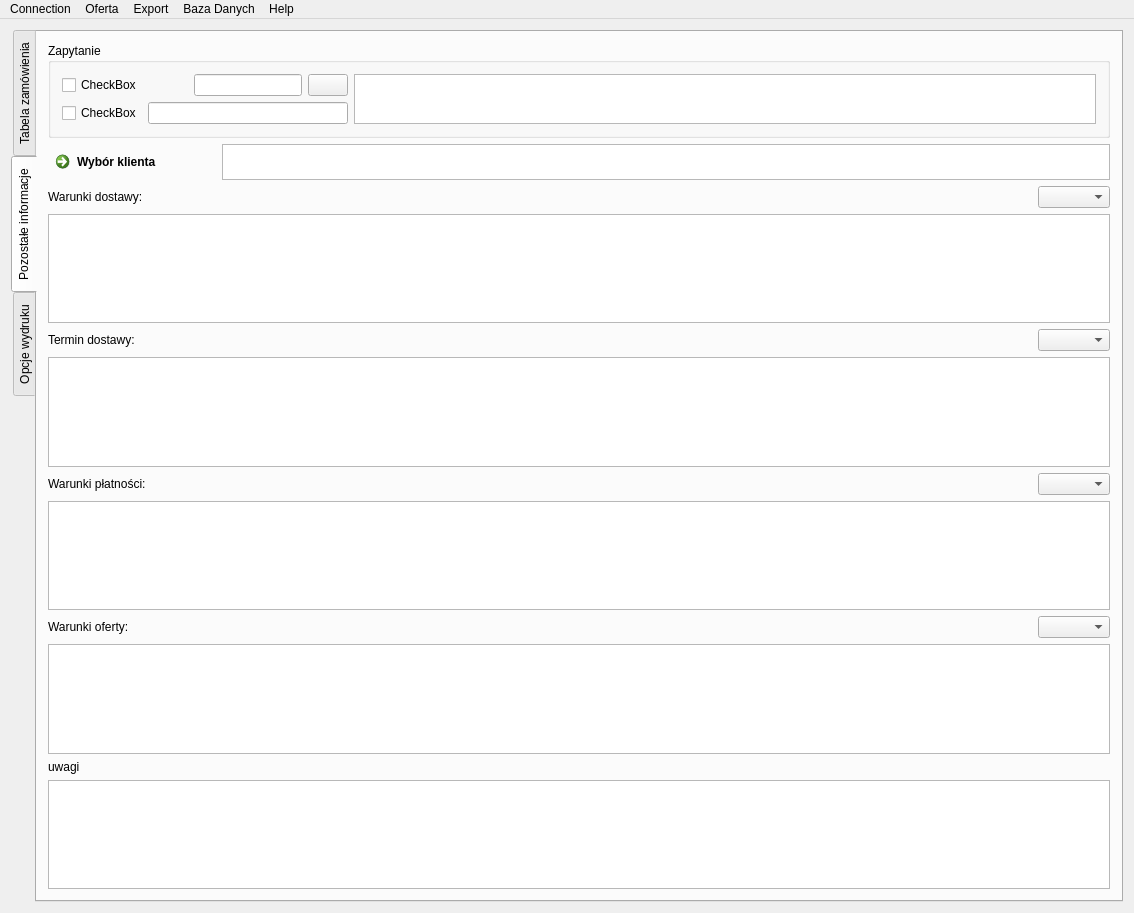
konserw/koferta, file MainWindow.ui: the form before one commit.
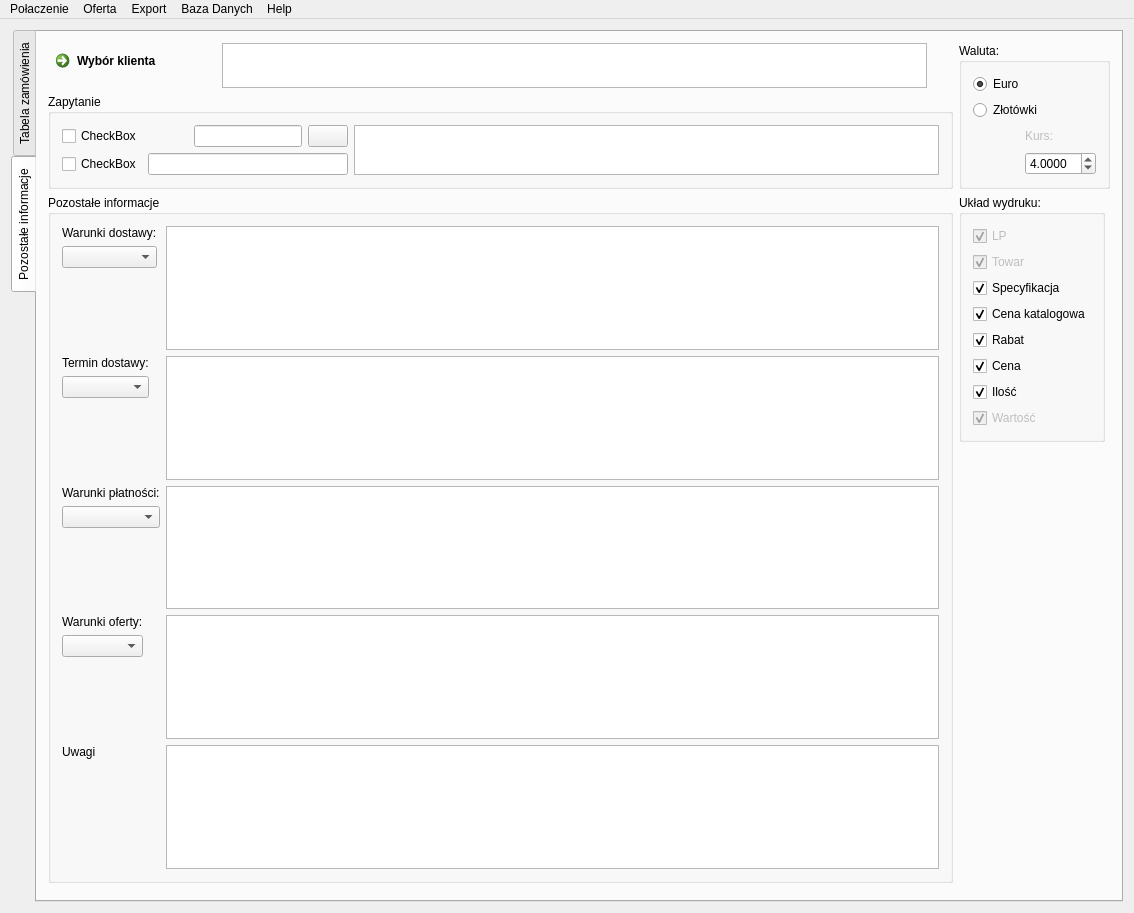
The form after the commit. The open tabs and pages were chosen to show the change. Icons and pictures are not drawn.

```diff
--- a/MainWindow.ui
+++ b/MainWindow.ui
@@ -25,7 +25,7 @@
        <enum>QTabWidget::West</enum>
       </property>
       <property name="currentIndex">
-       <number>0</number>
+       <number>1</number>
       </property>
       <widget class="QWidget" name="tab">
        <attribute name="title">
@@ -79,8 +79,122 @@
        <attribute name="title">
         <string>Pozostałe informacje</string>
        </attribute>
-       <layout class="QVBoxLayout" name="verticalLayout_3">
+       <layout class="QGridLayout" name="gridLayout">
+        <item row="0" column="0">
+         <layout class="QHBoxLayout" name="horizontalLayout_3">
         <item>
+           <widget class="QCommandLinkButton" name="commandLinkButton_klient">
+            <property name="text">
+             <string>Wybór klienta</string>
+            </property>
+           </widget>
+          </item>
+          <item>
+           <widget class="QPlainTextEdit" name="plainTextEdit_klient">
+            <property name="sizePolicy">
+             <sizepolicy hsizetype="Expanding" vsizetype="Ignored">
+              <horstretch>0</horstretch>
+              <verstretch>0</verstretch>
+             </sizepolicy>
+            </property>
+            <property name="tabChangesFocus">
+             <bool>true</bool>
+            </property>
+            <property name="lineWrapMode">
+             <enum>QPlainTextEdit::NoWrap</enum>
+            </property>
+            <property name="readOnly">
+             <bool>true</bool>
+            </property>
+           </widget>
+          </item>
+         </layout>
+        </item>
+        <item row="0" column="2" rowspan="2">
+         <widget class="QGroupBox" name="waluta">
+          <property name="sizePolicy">
+           <sizepolicy hsizetype="Fixed" vsizetype="Fixed">
+            <horstretch>0</horstretch>
+            <verstretch>0</verstretch>
+           </sizepolicy>
+          </property>
+          <property name="title">
+           <string>Waluta:</string>
+          </property>
+          <layout class="QGridLayout" name="gridLayout_3">
+           <item row="0" column="0" colspan="3">
+            <widget class="QRadioButton" name="eur">
+             <property name="text">
+              <string>Euro</string>
+             </property>
+             <property name="checked">
+              <bool>true</bool>
+             </property>
+            </widget>
+           </item>
+           <item row="1" column="0" colspan="3">
+            <widget class="QRadioButton" name="pln">
+             <property name="text">
+              <string>Złotówki</string>
+             </property>
+            </widget>
+           </item>
+           <item row="2" column="0">
+            <spacer name="horizontalSpacer">
+             <property name="orientation">
+              <enum>Qt::Horizontal</enum>
+             </property>
+             <property name="sizeHint" stdset="0">
+              <size>
+               <width>40</width>
+               <height>20</height>
+              </size>
+             </property>
+            </spacer>
+           </item>
+           <item row="2" column="2">
+            <widget class="QLabel" name="kurs_label">
+             <property name="enabled">
+              <bool>false</bool>
+             </property>
+             <property name="text">
+              <string>Kurs:</string>
+             </property>
+            </widget>
+           </item>
+           <item row="3" column="0">
+            <spacer name="horizontalSpacer_3">
+             <property name="orientation">
+              <enum>Qt::Horizontal</enum>
+             </property>
+             <property name="sizeHint" stdset="0">
+              <size>
+               <width>40</width>
+               <height>20</height>
+              </size>
+             </property>
+            </spacer>
+           </item>
+           <item row="3" column="2">
+            <widget class="QDoubleSpinBox" name="kursSpinBox">
+             <property name="decimals">
+              <number>4</number>
+             </property>
+             <property name="maximum">
+              <double>99.999899999999997</double>
+             </property>
+             <property name="singleStep">
+              <double>0.010000000000000</double>
+             </property>
+             <property name="value">
+              <double>4.000000000000000</double>
+             </property>
+            </widget>
+           </item>
+          </layout>
+         </widget>
+        </item>
+        <item row="1" column="0" colspan="2">
          <widget class="QGroupBox" name="grupBox_zapytanie">
           <property name="sizePolicy">
            <sizepolicy hsizetype="Preferred" vsizetype="Minimum">
@@ -201,64 +315,46 @@
           </layout>
          </widget>
         </item>
-        <item>
-         <layout class="QHBoxLayout" name="horizontalLayout_3">
-          <item>
-           <widget class="QCommandLinkButton" name="commandLinkButton_klient">
-            <property name="text">
-             <string>Wybór klienta</string>
-            </property>
-           </widget>
-          </item>
-          <item>
-           <widget class="QPlainTextEdit" name="plainTextEdit_klient">
-            <property name="sizePolicy">
-             <sizepolicy hsizetype="Expanding" vsizetype="Ignored">
-              <horstretch>0</horstretch>
-              <verstretch>0</verstretch>
-             </sizepolicy>
-            </property>
-            <property name="tabChangesFocus">
-             <bool>true</bool>
-            </property>
-            <property name="lineWrapMode">
-             <enum>QPlainTextEdit::NoWrap</enum>
-            </property>
-            <property name="readOnly">
-             <bool>true</bool>
-            </property>
-           </widget>
-          </item>
-         </layout>
-        </item>
-        <item>
-         <layout class="QHBoxLayout" name="horizontalLayout_5">
+        <item row="2" column="0" rowspan="2" colspan="2">
+         <widget class="QGroupBox" name="groupBox">
+          <property name="title">
+           <string>Pozostałe informacje</string>
+          </property>
+          <layout class="QFormLayout" name="formLayout">
+           <item row="0" column="0">
+            <layout class="QVBoxLayout" name="verticalLayout_3">
           <item>
            <widget class="QLabel" name="label_dostawa">
+               <property name="sizePolicy">
+                <sizepolicy hsizetype="Preferred" vsizetype="Fixed">
+                 <horstretch>0</horstretch>
+                 <verstretch>0</verstretch>
+                </sizepolicy>
+               </property>
             <property name="text">
              <string>Warunki dostawy:</string>
             </property>
            </widget>
           </item>
-          <item>
-           <spacer name="horizontalSpacer_10">
-            <property name="orientation">
-             <enum>Qt::Horizontal</enum>
-            </property>
-            <property name="sizeHint" stdset="0">
-             <size>
-              <width>40</width>
-              <height>20</height>
-             </size>
-            </property>
-           </spacer>
-          </item>
           <item>
            <widget class="QComboBox" name="comboBox_dostawa"/>
           </item>
-         </layout>
-        </item>
         <item>
+              <spacer name="verticalSpacer_5">
+               <property name="orientation">
+                <enum>Qt::Vertical</enum>
+               </property>
+               <property name="sizeHint" stdset="0">
+                <size>
+                 <width>20</width>
+                 <height>40</height>
+                </size>
+               </property>
+              </spacer>
+             </item>
+            </layout>
+           </item>
+           <item row="0" column="1">
          <widget class="QPlainTextEdit" name="plainTextEdit_dostawa">
           <property name="maximumSize">
            <size>
@@ -268,35 +364,47 @@
           </property>
          </widget>
         </item>
-        <item>
-         <layout class="QHBoxLayout" name="horizontalLayout_6">
+           <item row="1" column="0">
+            <layout class="QVBoxLayout" name="verticalLayout_6">
           <item>
            <widget class="QLabel" name="label_termin">
+               <property name="sizePolicy">
+                <sizepolicy hsizetype="Preferred" vsizetype="Fixed">
+                 <horstretch>0</horstretch>
+                 <verstretch>0</verstretch>
+                </sizepolicy>
+               </property>
             <property name="text">
              <string>Termin dostawy:</string>
             </property>
            </widget>
           </item>
-          <item>
-           <spacer name="horizontalSpacer_7">
-            <property name="orientation">
-             <enum>Qt::Horizontal</enum>
-            </property>
-            <property name="sizeHint" stdset="0">
-             <size>
-              <width>40</width>
-              <height>20</height>
-             </size>
-            </property>
-           </spacer>
-          </item>
           <item>
            <widget class="QComboBox" name="comboBox_termin"/>
           </item>
-         </layout>
-        </item>
         <item>
+              <spacer name="verticalSpacer_4">
+               <property name="orientation">
+                <enum>Qt::Vertical</enum>
+               </property>
+               <property name="sizeHint" stdset="0">
+                <size>
+                 <width>20</width>
+                 <height>40</height>
+                </size>
+               </property>
+              </spacer>
+             </item>
+            </layout>
+           </item>
+           <item row="1" column="1">
          <widget class="QPlainTextEdit" name="plainTextEdit_termin">
+             <property name="sizePolicy">
+              <sizepolicy hsizetype="Expanding" vsizetype="Preferred">
+               <horstretch>0</horstretch>
+               <verstretch>0</verstretch>
+              </sizepolicy>
+             </property>
           <property name="maximumSize">
            <size>
             <width>16777215</width>
@@ -305,37 +413,43 @@
           </property>
          </widget>
         </item>
-        <item>
-         <layout class="QHBoxLayout" name="horizontalLayout_7">
+           <item row="2" column="0">
+            <layout class="QVBoxLayout" name="verticalLayout_7">
           <item>
            <widget class="QLabel" name="label_platnosc">
+               <property name="sizePolicy">
+                <sizepolicy hsizetype="Preferred" vsizetype="Fixed">
+                 <horstretch>0</horstretch>
+                 <verstretch>0</verstretch>
+                </sizepolicy>
+               </property>
             <property name="text">
              <string>Warunki płatności:</string>
             </property>
            </widget>
           </item>
-          <item>
-           <spacer name="horizontalSpacer_8">
-            <property name="orientation">
-             <enum>Qt::Horizontal</enum>
-            </property>
-            <property name="sizeHint" stdset="0">
-             <size>
-              <width>40</width>
-              <height>20</height>
-             </size>
-            </property>
-           </spacer>
-          </item>
           <item>
            <widget class="QComboBox" name="comboBox_platnosc"/>
           </item>
-         </layout>
-        </item>
         <item>
+              <spacer name="verticalSpacer_3">
+               <property name="orientation">
+                <enum>Qt::Vertical</enum>
+               </property>
+               <property name="sizeHint" stdset="0">
+                <size>
+                 <width>20</width>
+                 <height>40</height>
+                </size>
+               </property>
+              </spacer>
+             </item>
+            </layout>
+           </item>
+           <item row="2" column="1">
          <widget class="QPlainTextEdit" name="plainTextEdit_platnosc">
           <property name="sizePolicy">
-           <sizepolicy hsizetype="Expanding" vsizetype="Expanding">
+              <sizepolicy hsizetype="Expanding" vsizetype="Preferred">
             <horstretch>0</horstretch>
             <verstretch>0</verstretch>
            </sizepolicy>
@@ -351,8 +465,8 @@
           </property>
          </widget>
         </item>
-        <item>
-         <layout class="QHBoxLayout" name="horizontalLayout_8">
+           <item row="3" column="0">
+            <layout class="QVBoxLayout" name="verticalLayout_8">
           <item>
            <widget class="QLabel" name="label_oferta">
             <property name="text">
@@ -360,25 +474,25 @@
             </property>
            </widget>
           </item>
-          <item>
-           <spacer name="horizontalSpacer_9">
-            <property name="orientation">
-             <enum>Qt::Horizontal</enum>
-            </property>
-            <property name="sizeHint" stdset="0">
-             <size>
-              <width>40</width>
-              <height>20</height>
-             </size>
-            </property>
-           </spacer>
-          </item>
           <item>
            <widget class="QComboBox" name="comboBox_oferta"/>
           </item>
-         </layout>
-        </item>
         <item>
+              <spacer name="verticalSpacer_2">
+               <property name="orientation">
+                <enum>Qt::Vertical</enum>
+               </property>
+               <property name="sizeHint" stdset="0">
+                <size>
+                 <width>20</width>
+                 <height>40</height>
+                </size>
+               </property>
+              </spacer>
+             </item>
+            </layout>
+           </item>
+           <item row="3" column="1">
          <widget class="QPlainTextEdit" name="plainTextEdit_oferta">
           <property name="maximumSize">
            <size>
@@ -388,14 +502,31 @@
           </property>
          </widget>
         </item>
+           <item row="4" column="0">
+            <layout class="QVBoxLayout" name="verticalLayout_9">
         <item>
          <widget class="QLabel" name="label_uwagi">
           <property name="text">
-           <string>uwagi</string>
+                <string>Uwagi</string>
           </property>
          </widget>
         </item>
         <item>
+              <spacer name="verticalSpacer_6">
+               <property name="orientation">
+                <enum>Qt::Vertical</enum>
+               </property>
+               <property name="sizeHint" stdset="0">
+                <size>
+                 <width>20</width>
+                 <height>40</height>
+                </size>
+               </property>
+              </spacer>
+             </item>
+            </layout>
+           </item>
+           <item row="4" column="1">
          <widget class="QPlainTextEdit" name="plainTextEdit_uwagi">
           <property name="maximumSize">
            <size>
@@ -405,27 +536,10 @@
           </property>
          </widget>
         </item>
-        <item>
-         <spacer name="verticalSpacer">
-          <property name="orientation">
-           <enum>Qt::Vertical</enum>
-          </property>
-          <property name="sizeHint" stdset="0">
-           <size>
-            <width>20</width>
-            <height>40</height>
-           </size>
-          </property>
-         </spacer>
-        </item>
-       </layout>
-      </widget>
-      <widget class="QWidget" name="tab_4">
-       <attribute name="title">
-        <string>Opcje wydruku</string>
-       </attribute>
-       <layout class="QHBoxLayout" name="horizontalLayout_9">
-        <item>
+          </layout>
+         </widget>
+        </item>
+        <item row="2" column="2">
          <widget class="QGroupBox" name="kolumny">
           <property name="sizePolicy">
            <sizepolicy hsizetype="Fixed" vsizetype="Fixed">
@@ -434,7 +548,7 @@
            </sizepolicy>
           </property>
           <property name="title">
-           <string>kolumny:</string>
+           <string>Układ wydruku:</string>
           </property>
           <layout class="QVBoxLayout" name="verticalLayout_4">
            <item>
@@ -452,16 +566,6 @@
            </item>
            <item>
             <widget class="QCheckBox" name="kol_kod">
-             <property name="text">
-              <string>Kod</string>
-             </property>
-             <property name="checked">
-              <bool>true</bool>
-             </property>
-            </widget>
-           </item>
-           <item>
-            <widget class="QCheckBox" name="kol_towar">
              <property name="enabled">
               <bool>false</bool>
              </property>
@@ -474,9 +578,12 @@
             </widget>
            </item>
            <item>
-            <widget class="QCheckBox" name="kol_ilosc">
+            <widget class="QCheckBox" name="kol_towar">
+             <property name="enabled">
+              <bool>true</bool>
+             </property>
              <property name="text">
-              <string>Ilość</string>
+              <string>Specyfikacja</string>
              </property>
              <property name="checked">
               <bool>true</bool>
@@ -513,6 +620,16 @@
              </property>
             </widget>
            </item>
+           <item>
+            <widget class="QCheckBox" name="kol_ilosc">
+             <property name="text">
+              <string>Ilość</string>
+             </property>
+             <property name="checked">
+              <bool>true</bool>
+             </property>
+            </widget>
+           </item>
            <item>
             <widget class="QCheckBox" name="kol_wartosc">
              <property name="enabled">
@@ -529,91 +646,47 @@
           </layout>
          </widget>
         </item>
-        <item>
-         <widget class="QGroupBox" name="waluta">
-          <property name="sizePolicy">
-           <sizepolicy hsizetype="Fixed" vsizetype="Fixed">
-            <horstretch>0</horstretch>
-            <verstretch>0</verstretch>
-           </sizepolicy>
-          </property>
-          <property name="title">
-           <string>waluta:</string>
-          </property>
-          <layout class="QGridLayout" name="gridLayout_3">
-           <item row="0" column="0" colspan="3">
-            <widget class="QRadioButton" name="eur">
-             <property name="text">
-              <string>Euro</string>
-             </property>
-             <property name="checked">
-              <bool>true</bool>
-             </property>
-            </widget>
-           </item>
-           <item row="1" column="0" colspan="3">
-            <widget class="QRadioButton" name="pln">
-             <property name="text">
-              <string>Złotówki</string>
-             </property>
-            </widget>
-           </item>
-           <item row="2" column="0">
-            <spacer name="horizontalSpacer">
+        <item row="3" column="2" rowspan="2">
+         <spacer name="verticalSpacer_7">
              <property name="orientation">
-              <enum>Qt::Horizontal</enum>
+           <enum>Qt::Vertical</enum>
              </property>
              <property name="sizeHint" stdset="0">
               <size>
-               <width>40</width>
-               <height>20</height>
+            <width>20</width>
+            <height>430</height>
               </size>
              </property>
             </spacer>
            </item>
-           <item row="2" column="2">
-            <widget class="QLabel" name="kurs_label">
-             <property name="enabled">
-              <bool>false</bool>
-             </property>
-             <property name="text">
-              <string>Kurs:</string>
-             </property>
-            </widget>
-           </item>
-           <item row="3" column="0">
-            <spacer name="horizontalSpacer_3">
+        <item row="4" column="1">
+         <spacer name="verticalSpacer">
              <property name="orientation">
-              <enum>Qt::Horizontal</enum>
+           <enum>Qt::Vertical</enum>
              </property>
              <property name="sizeHint" stdset="0">
               <size>
-               <width>40</width>
-               <height>20</height>
+            <width>20</width>
+            <height>40</height>
               </size>
              </property>
             </spacer>
            </item>
-           <item row="3" column="2">
-            <widget class="QDoubleSpinBox" name="kursSpinBox">
-             <property name="decimals">
-              <number>4</number>
-             </property>
-             <property name="maximum">
-              <double>99.999899999999997</double>
-             </property>
-             <property name="singleStep">
-              <double>0.010000000000000</double>
-             </property>
-             <property name="value">
-              <double>4.000000000000000</double>
-             </property>
-            </widget>
-           </item>
-          </layout>
-         </widget>
-        </item>
-       </layout>
+       </layout>
+       <zorder>grupBox_zapytanie</zorder>
+       <zorder>plainTextEdit_dostawa</zorder>
+       <zorder>plainTextEdit_termin</zorder>
+       <zorder>plainTextEdit_platnosc</zorder>
+       <zorder>plainTextEdit_oferta</zorder>
+       <zorder>label_uwagi</zorder>
+       <zorder>plainTextEdit_uwagi</zorder>
+       <zorder>verticalSpacer_2</zorder>
+       <zorder>verticalSpacer_6</zorder>
+       <zorder>kolumny</zorder>
+       <zorder>waluta</zorder>
+       <zorder>verticalSpacer_7</zorder>
+       <zorder>groupBox</zorder>
+       <zorder>plainTextEdit_klient</zorder>
       </widget>
      </widget>
     </item>
@@ -625,7 +698,7 @@
      <x>0</x>
      <y>0</y>
      <width>1134</width>
-     <height>21</height>
+     <height>23</height>
     </rect>
    </property>
    <widget class="QMenu" name="menuOferta">
@@ -667,7 +740,7 @@
    </widget>
    <widget class="QMenu" name="menuConnect">
     <property name="title">
-     <string>Connection</string>
+     <string>Połaczenie</string>
     </property>
     <addaction name="actionConnect"/>
     <addaction name="actionDisconnect"/>
@@ -704,12 +777,12 @@
   </action>
   <action name="actionDo_PDF">
    <property name="text">
-    <string>do PDF</string>
+    <string>PDF</string>
    </property>
   </action>
   <action name="actionDo_HTML">
    <property name="text">
-    <string>do HTML</string>
+    <string>HTML</string>
    </property>
   </action>
   <action name="actionDruk">
@@ -786,12 +859,12 @@
   </action>
   <action name="actionConnect">
    <property name="text">
-    <string>Connect</string>
+    <string>Połącz</string>
    </property>
   </action>
   <action name="actionDisconnect">
    <property name="text">
-    <string>Disconnect</string>
+    <string>Rozłącz</string>
    </property>
   </action>
   <action name="actionNowy_Towar">
@@ -811,12 +884,12 @@
   </action>
   <action name="actionDodaj_warunki_platnosci">
    <property name="text">
-    <string>dodaj warunki platnosci</string>
+    <string>Dodaj warunki platnosci</string>
    </property>
   </action>
   <action name="actionDodaj_warunki_oferty">
    <property name="text">
-    <string>dodaj warunki oferty</string>
+    <string>Dodaj warunki oferty</string>
    </property>
   </action>
   <action name="actionUstawienia">
```
Lines whose indentation alone changed are shown as unchanged.
